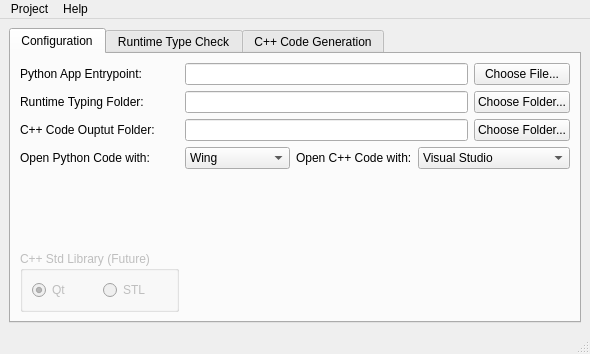
FruitfulApproach/PyQtToCpp, file ui/main_window.ui: the form before one commit.
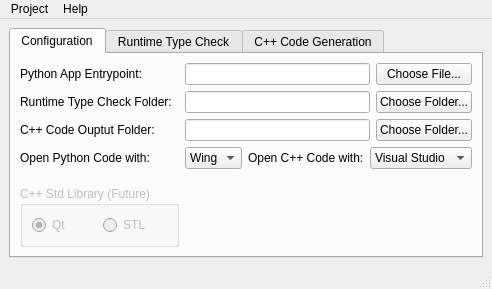
The form after the commit.

```diff
--- a/ui/main_window.ui
+++ b/ui/main_window.ui
@@ -6,8 +6,8 @@
    <rect>
     <x>0</x>
     <y>0</y>
-    <width>590</width>
-    <height>354</height>
+    <width>476</width>
+    <height>289</height>
    </rect>
   </property>
   <property name="windowTitle">
@@ -65,7 +65,7 @@
         <item row="1" column="0">
          <widget class="QLabel" name="label_2">
           <property name="text">
-           <string>Runtime Typing Folder:</string>
+           <string>Runtime Type Check Folder:</string>
           </property>
          </widget>
         </item>
@@ -345,7 +345,7 @@
     <rect>
      <x>0</x>
      <y>0</y>
-     <width>590</width>
+     <width>476</width>
      <height>22</height>
     </rect>
    </property>
```
Left out of the diff: 17 changed lines with no effect on the pictures.
